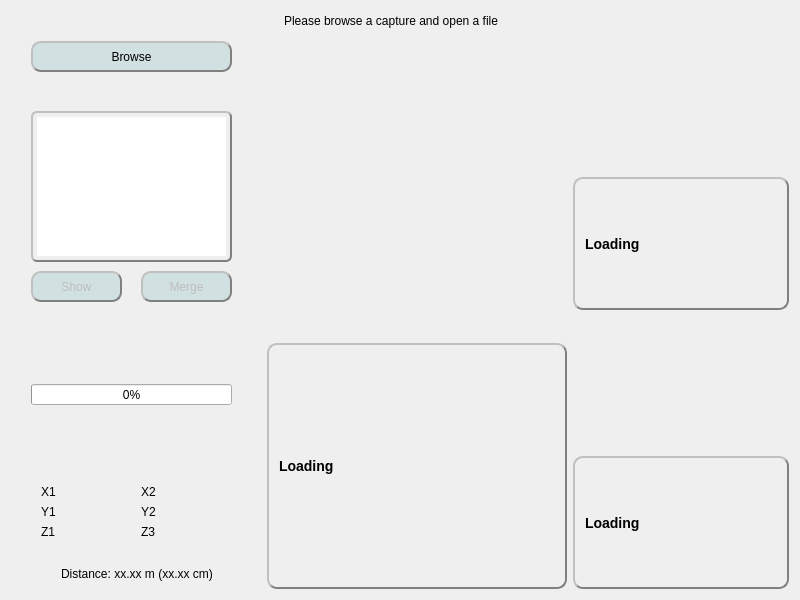
Old version of the form Viewer/ViewerExplorer/mainwindow.ui in the repository JulienAndre26/Modelisation-3D-par-Kinect.
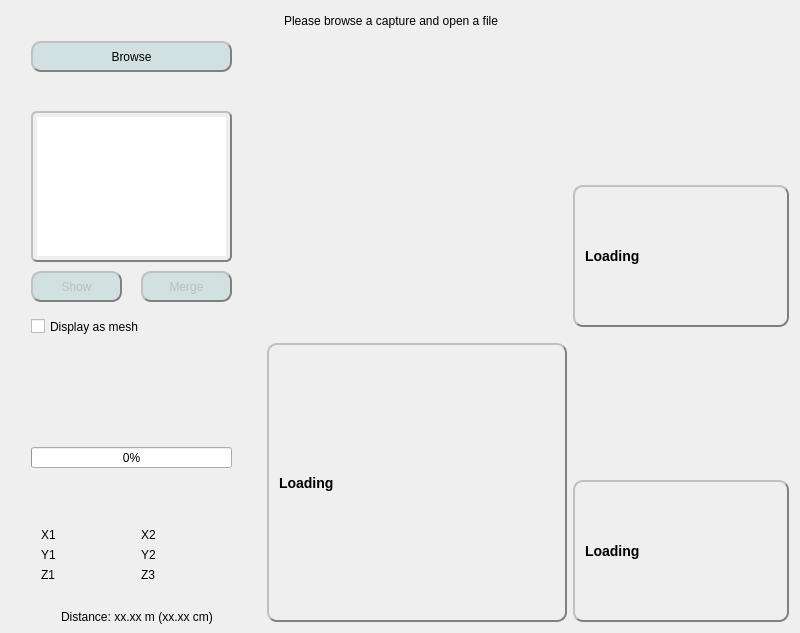
New version of the form. Icons and pictures are not drawn. Custom widgets are drawn as their Qt base class.

Commit message: ADD Display Mesh Mode

What changed in the file:
```diff
--- a/Viewer/ViewerExplorer/mainwindow.ui
+++ b/Viewer/ViewerExplorer/mainwindow.ui
@@ -372,13 +372,13 @@
           <property name="minimumSize">
            <size>
             <width>250</width>
-            <height>300</height>
+            <height>340</height>
            </size>
           </property>
           <property name="maximumSize">
            <size>
             <width>250</width>
-            <height>300</height>
+            <height>340</height>
            </size>
           </property>
           <widget class="QListWidget" name="listWidget">
@@ -592,6 +592,23 @@
             <string>Browse</string>
            </property>
           </widget>
+          <widget class="QCheckBox" name="cbDisplayMesh">
+           <property name="geometry">
+            <rect>
+             <x>20</x>
+             <y>300</y>
+             <width>131</width>
+             <height>31</height>
+            </rect>
+           </property>
+           <property name="styleSheet">
+            <string notr="true">font: 10pt &quot;Nirmala UI&quot;;
+</string>
+           </property>
+           <property name="text">
+            <string>Display as mesh</string>
+           </property>
+          </widget>
          </widget>
         </item>
         <item>
@@ -612,7 +629,7 @@
           <property name="maximumSize">
            <size>
             <width>250</width>
-            <height>245</height>
+            <height>225</height>
            </size>
           </property>
           <widget class="QLabel" name="lbPin1">
@@ -673,7 +690,7 @@
            <property name="geometry">
             <rect>
              <x>20</x>
-             <y>20</y>
+             <y>40</y>
              <width>201</width>
              <height>16</height>
             </rect>
@@ -803,7 +820,7 @@
            <property name="geometry">
             <rect>
              <x>20</x>
-             <y>40</y>
+             <y>60</y>
              <width>201</width>
              <height>21</height>
             </rect>
```
Left out of the diff: 8 changed lines with no effect on the pictures. The commit also changes 9 other files.
